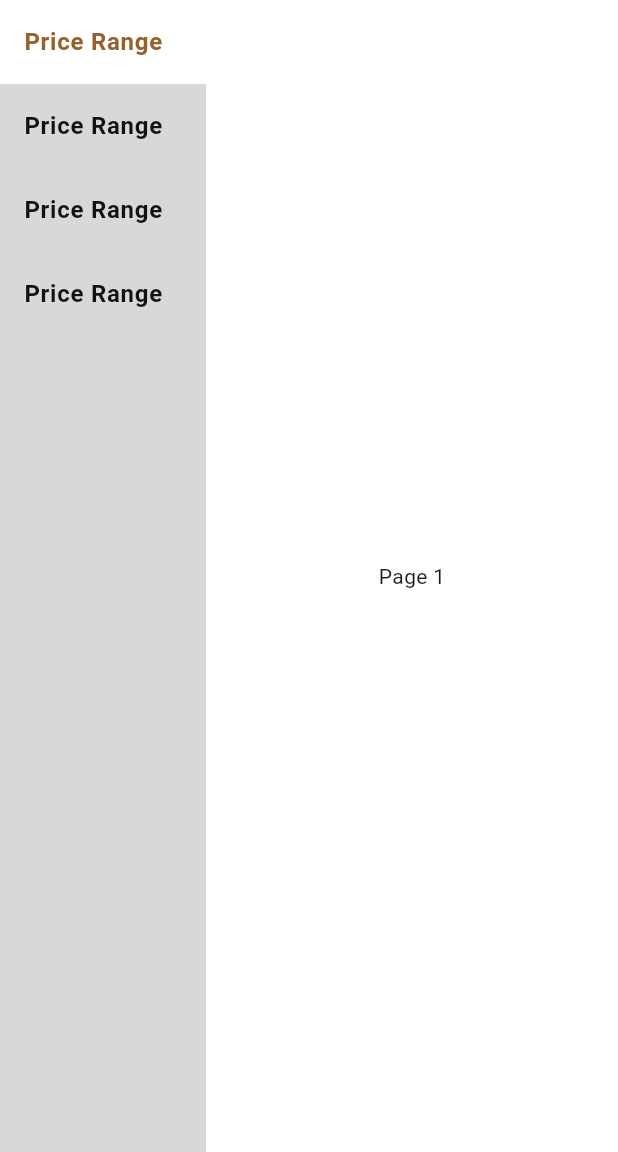
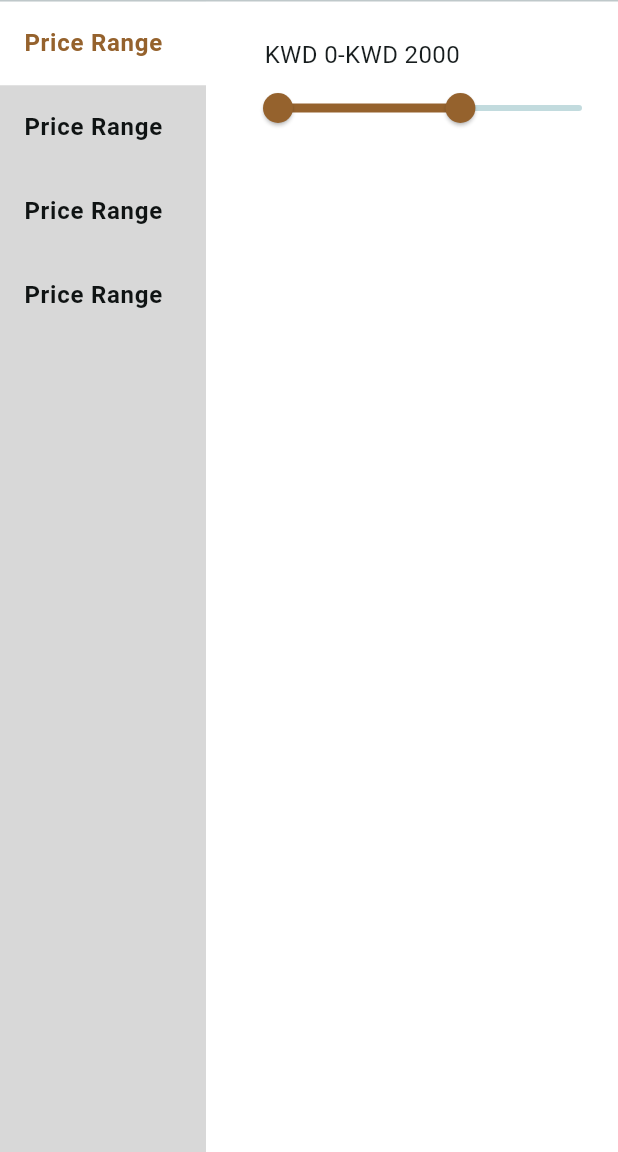
Before and after one commit to Kuldipmaheta/base_furniture, a Flutter app: the screen it shows after launch, on a phone screen of 412 x 824 dp, the part 84-1236 px from its top. Run offline on Flutter 3.47's test engine with Material 3 defaults, Android fonts, the phone set to English and light mode, and no system bars; our stand-ins replace carousel_slider, flutter_svg, get, shared_preferences, signature.

```diff
--- /dev/null
+++ b/lib/features/dashboard/products/filter/price_range_screen.dart
@@ -0,0 +1,53 @@
+import 'package:flutter/material.dart';
+
+import '../../../../core/constant/app_colors.dart';
+
+class PriceRangeScreen extends StatefulWidget {
+  const PriceRangeScreen({super.key});
+
+  @override
+  State<PriceRangeScreen> createState() => _PriceRangeScreenState();
+}
+
+class _PriceRangeScreenState extends State<PriceRangeScreen> {
+  double startValue = 0.0;
+  double endValue = 30.0;
+  @override
+  Widget build(BuildContext context) {
+    return Scaffold(
+      backgroundColor: AppColors.kWhiteColor,
+      body: Expanded(
+        child: SingleChildScrollView(
+          physics: AlwaysScrollableScrollPhysics(),
+          scrollDirection: Axis.vertical,
+          child: Padding(
+            padding: const EdgeInsets.only(left: 24.0, top: 24),
+            child: Column(
+              crossAxisAlignment: CrossAxisAlignment.start,
+              children: [
+                const Padding(
+                  padding: EdgeInsets.only(left: 15.0),
+                  child: Text(
+                    'KWD 0-KWD 2000',
+                    style: TextStyle(fontSize: 16),
+                  ),
+                ),
+                RangeSlider(
+                    activeColor: AppColors.kPrimaryColor,
+                    min: 0,
+                    max: 50,
+                    values: RangeValues(startValue, endValue),
+                    onChanged: (values) {
+                      setState(() {
+                        startValue = values.start;
+                        endValue = values.end;
+                      });
+                    })
+              ],
+            ),
+          ),
+        ),
+      ),
+    );
+  }
+}
--- a/lib/features/dashboard/products/screens/filter_screen.dart
+++ b/lib/features/dashboard/products/screens/filter_screen.dart
@@ -1,10 +1,10 @@
 import 'package:flutter/material.dart';
 import 'package:furniture/core/constant/app_colors.dart';
 import 'package:furniture/core/constant/strings.dart';
-
 import 'package:furniture/design/utils/custom_text.dart';
-
+import 'package:furniture/features/dashboard/products/filter/category_check_screen.dart';
 import '../../../../design/utils/gap.dart';
+import '../filter/price_range_screen.dart';
 
 class FilterScreen extends StatefulWidget {
   const FilterScreen({super.key});
@@ -14,12 +14,10 @@ class FilterScreen extends StatefulWidget {
 }
 
 class _FilterScreenState extends State<FilterScreen> {
+  List filterName = ['Price Range', ''];
   List<Widget> list = <Widget>[
-    // Center(child: FavoritesScreen()),
-    // Center(child: ProductListScreen()),
-    // Center(child: MyOrdersScreen()),
-    Center(child: Text('Page 1')),
-    Center(child: Text('Page 2')),
+    Center(child: PriceRangeScreen()),
+    Center(child: CategoryCheckScreen()),
     Center(child: Text('Page 3')),
     Center(child: Text('Page 4')),
   ];
@@ -36,6 +34,14 @@ class _FilterScreenState extends State<FilterScreen> {
     return Scaffold(
       backgroundColor: AppColors.kWhiteColor,
       appBar: AppBar(
+        bottom: PreferredSize(
+            preferredSize: Size.fromHeight(1),
+            child: Divider(
+              thickness: 1,
+              // color: Colors.black,
+              height: 1,
+            )),
+        backgroundColor: AppColors.kWhiteColor,
         title: Text(
           AppLabels.filter,
           style: CustomUiText.semiSize16,
@@ -57,6 +63,7 @@ class _FilterScreenState extends State<FilterScreen> {
                   width: MediaQuery.of(context).size.width / 3,
                   // height: MediaQuery.of(context).size.height,
                   child: ListView.builder(
+                    physics: const NeverScrollableScrollPhysics(),
                     itemCount: 4,
                     itemBuilder: (context, index) {
                       return Container(
@@ -117,6 +124,8 @@ class _FilterScreenState extends State<FilterScreen> {
           ),*/
           Expanded(
               child: PageView(
+            physics: NeverScrollableScrollPhysics(),
+            scrollDirection: Axis.vertical,
             // reverse: true,
             controller: controller,
             children: list,
--- a/lib/main.dart
+++ b/lib/main.dart
@@ -9,6 +9,9 @@ import 'design/profile_screen.dart';
 import 'design/profile_setup.dart';
 import 'export.dart';
 import 'features/dashboard/category/screens/category_screen.dart';
+import 'features/dashboard/products/filter/category_check_screen.dart';
+import 'features/dashboard/products/filter/discount_check_screen.dart';
+import 'features/dashboard/products/filter/price_range_screen.dart';
 import 'features/dashboard/products/screens/filter_screen.dart';
 
 void main() {
@@ -43,7 +46,7 @@ class MyApp extends StatelessWidget {
       initialRoute: AppRoutes.initialRoute,
       routes: {
         AppRoutes.initialRoute: (context) => const FilterScreen(),
-        AppRoutes.lastRoute: (context) => const ShoppingPage(),
+        AppRoutes.lastRoute: (context) => const DiscountCheckScreen(),
         AppRoutes.productListScreen: (context) => const ProductListScreen(),
         // '/second': (context) => const Welcome2Screen(),
       },
```
Also changed, not shown: lib/features/dashboard/products/filter/category_check_screen.dart (added, +46 -0 lines), lib/features/dashboard/products/filter/discount_check_screen.dart (added, +34 -0 lines), lib/features/dashboard/products/filter/vendor_check_screen.dart (added).
